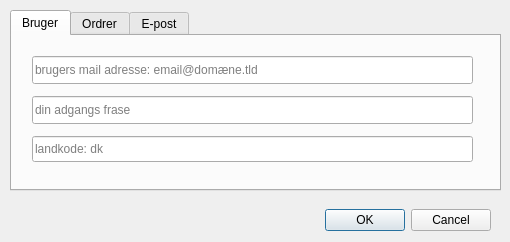
This is buildtools/ui/settings_dialog.ui in fhdk/eordre2 as Qt 5 draws it before an edit. The edited form follows.
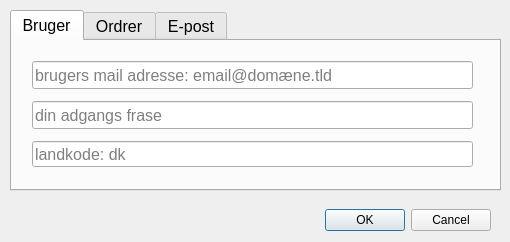
This is the edited form. The open tabs and pages were chosen to show the change. Icons and pictures are not drawn.

Commit message: routine from desktop

Diff of the .ui file:
```diff
--- a/buildtools/ui/settings_dialog.ui
+++ b/buildtools/ui/settings_dialog.ui
@@ -63,6 +63,11 @@
      <verstretch>0</verstretch>
     </sizepolicy>
    </property>
+   <property name="font">
+    <font>
+     <pointsize>12</pointsize>
+    </font>
+   </property>
    <property name="focusPolicy">
     <enum>Qt::StrongFocus</enum>
    </property>
```
Left out of the diff: 2 changed lines with no effect on the pictures. The commit also changes 2 other files.
